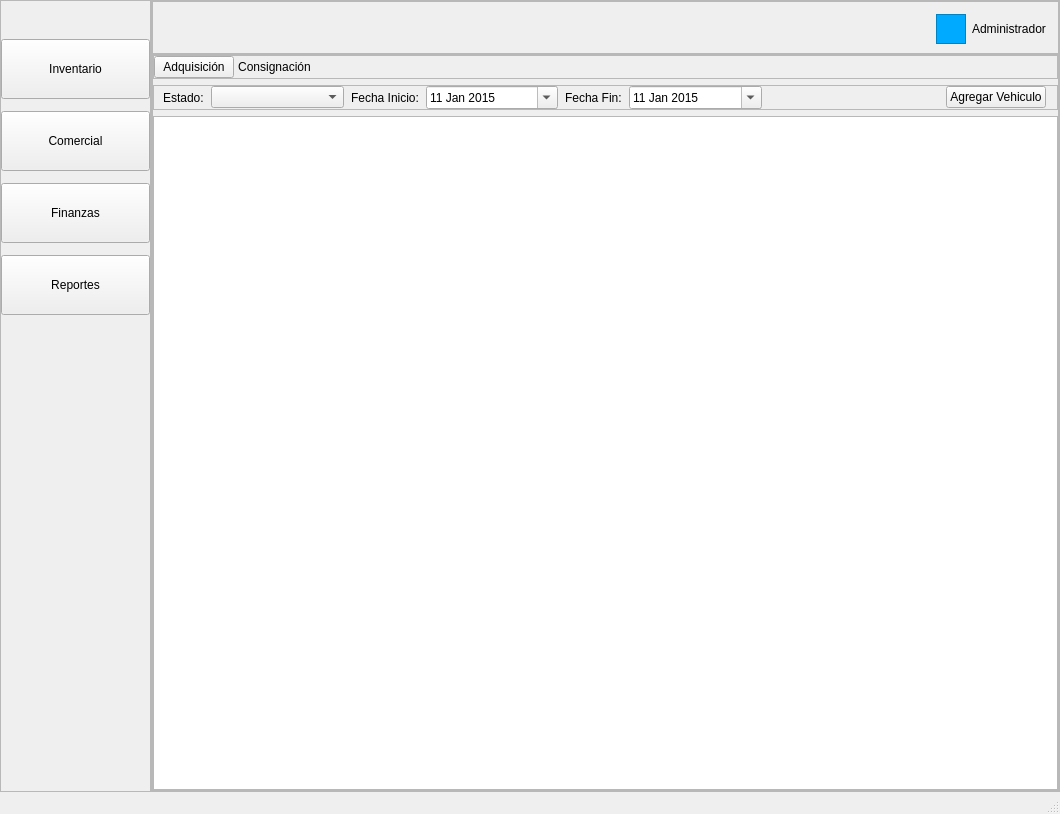
ShibaK7/seminuevos, file ui/mainwindow.ui: the form before one commit.
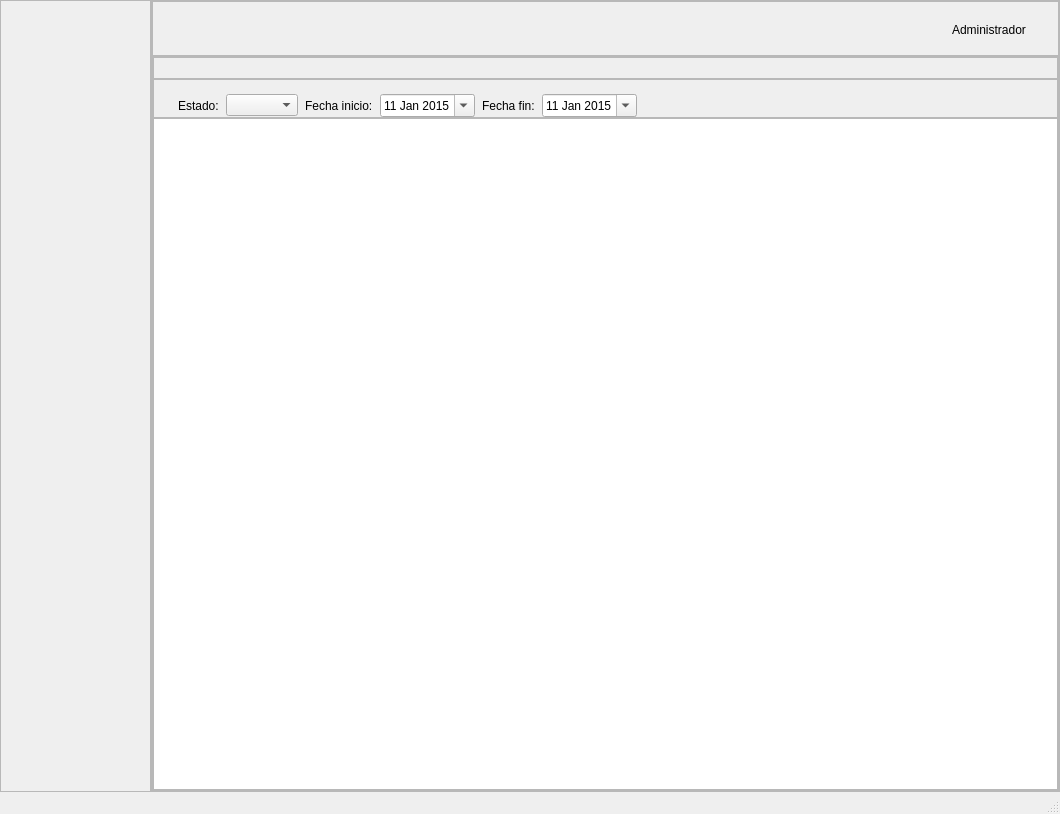
The form after the commit. Icons and pictures are not drawn. Custom widgets are drawn as their Qt base class.

```diff
--- a/ui/mainwindow.ui
+++ b/ui/mainwindow.ui
@@ -65,7 +65,14 @@
       <property name="class" stdset="0">
        <string>side-bar</string>
       </property>
-      <layout class="QVBoxLayout" name="verticalLayout_2" stretch="0,0,0,0,0,4">
+      <!-- Sin atributo `stretch`: los cuatro renglones del menú los inserta
+           MainWindow::buildSidebarMenu() en tiempo de ejecución, y los factores
+           de estiramiento del .ui se fijan por ÍNDICE durante setupUi(). Al
+           insertar widgets después, los índices se corren y el estiramiento
+           acabaría aplicado al renglón equivocado: el primer módulo se
+           comería el espacio libre en vez del espaciador. El espaciador final
+           es Expanding, así que empuja el menú hacia arriba por sí solo. -->
+      <layout class="QVBoxLayout" name="verticalLayout_2">
        <property name="spacing">
         <number>12</number>
        </property>
@@ -85,17 +92,33 @@
         <number>12</number>
        </property>
        <item>
-        <widget class="QLabel" name="label_6">
+        <widget class="AspectRatioImageLabel" name="logoLabel">
          <property name="sizePolicy">
           <sizepolicy hsizetype="Ignored" vsizetype="Fixed">
            <horstretch>0</horstretch>
            <verstretch>0</verstretch>
           </sizepolicy>
          </property>
+         <!-- Altura fija de 60 px, antes 90. El logo es de 625x263 (2.376:1) y
+              con scaledContents se estiraba para llenar la caja completa: a lo
+              ancho de la barra daba casi 2:1, o sea aplastado a lo alto.
+              AspectRatioImageLabel respeta la proporción, así que a 60 px de
+              alto el pixmap sale de 142 px de ancho y queda centrado, con el
+              aire lateral saliendo solo de la diferencia contra el ancho de la
+              barra. El pixmap NO se declara aquí: lo carga MainWindow con
+              setSourcePixmap(), porque la propiedad `pixmap` del Designer
+              llamaría a QLabel::setPixmap y dejaría vacío el original que el
+              componente necesita para reescalar. -->
+         <property name="minimumSize">
+          <size>
+           <width>0</width>
+           <height>60</height>
+          </size>
+         </property>
          <property name="maximumSize">
           <size>
            <width>16777215</width>
-           <height>90</height>
+           <height>60</height>
           </size>
          </property>
          <property name="text">
@@ -112,149 +135,6 @@
          </property>
         </widget>
        </item>
-       <item>
-        <widget class="QPushButton" name="inventoryButton">
-         <property name="minimumSize">
-          <size>
-           <width>0</width>
-           <height>60</height>
-          </size>
-         </property>
-         <property name="contextMenuPolicy">
-          <enum>Qt::ContextMenuPolicy::DefaultContextMenu</enum>
-         </property>
-         <property name="layoutDirection">
-          <enum>Qt::LayoutDirection::LeftToRight</enum>
-         </property>
-         <property name="autoFillBackground">
-          <bool>false</bool>
-         </property>
-         <property name="text">
-          <string>Inventario</string>
-         </property>
-         <property name="icon">
-          <iconset resource="../resources/Resources.qrc">
-           <normaloff>:/icons/car.png</normaloff>:/icons/car.png</iconset>
-         </property>
-         <property name="iconSize">
-          <size>
-           <width>24</width>
-           <height>24</height>
-          </size>
-         </property>
-         <property name="checkable">
-          <bool>true</bool>
-         </property>
-         <property name="checked">
-          <bool>false</bool>
-         </property>
-         <property name="autoExclusive">
-          <bool>true</bool>
-         </property>
-         <property name="autoDefault">
-          <bool>false</bool>
-         </property>
-         <property name="class" stdset="0">
-          <string>menu-bar</string>
-         </property>
-        </widget>
-       </item>
-       <item>
-        <widget class="QPushButton" name="commercialButton">
-         <property name="minimumSize">
-          <size>
-           <width>0</width>
-           <height>60</height>
-          </size>
-         </property>
-         <property name="text">
-          <string>Comercial</string>
-         </property>
-         <property name="icon">
-          <iconset resource="../resources/Resources.qrc">
-           <normaloff>:/icons/dollar.png</normaloff>:/icons/dollar.png</iconset>
-         </property>
-         <property name="iconSize">
-          <size>
-           <width>24</width>
-           <height>24</height>
-          </size>
-         </property>
-         <property name="checkable">
-          <bool>true</bool>
-         </property>
-         <property name="autoExclusive">
-          <bool>true</bool>
-         </property>
-         <property name="class" stdset="0">
-          <string>menu-bar</string>
-         </property>
-        </widget>
-       </item>
-       <item>
-        <widget class="QPushButton" name="financeButton">
-         <property name="minimumSize">
-          <size>
-           <width>0</width>
-           <height>60</height>
-          </size>
-         </property>
-         <property name="text">
-          <string>Finanzas</string>
-         </property>
-         <property name="icon">
-          <iconset resource="../resources/Resources.qrc">
-           <normaloff>:/icons/bank.png</normaloff>:/icons/bank.png</iconset>
-         </property>
-         <property name="iconSize">
-          <size>
-           <width>24</width>
-           <height>24</height>
-          </size>
-         </property>
-         <property name="checkable">
-          <bool>true</bool>
-         </property>
-         <property name="autoExclusive">
-          <bool>true</bool>
-         </property>
-         <property name="class" stdset="0">
-          <string>menu-bar</string>
-         </property>
-        </widget>
-       </item>
-       <item>
-        <widget class="QPushButton" name="reportButton">
-         <property name="minimumSize">
-          <size>
-           <width>0</width>
-           <height>60</height>
-          </size>
-         </property>
-         <property name="text">
-          <string>Reportes</string>
-         </property>
-         <property name="icon">
-          <iconset resource="../resources/Resources.qrc">
-           <normaloff>:/icons/bar-chart.png</normaloff>:/icons/bar-chart.png</iconset>
-         </property>
-         <property name="iconSize">
-          <size>
-           <width>24</width>
-           <height>24</height>
-          </size>
-         </property>
-         <property name="checkable">
-          <bool>true</bool>
-         </property>
-         <property name="autoExclusive">
-          <bool>true</bool>
-         </property>
-         <property name="class" stdset="0">
-          <string>menu-bar</string>
-         </property>
-        </widget>
-       </item>
        <item>
         <spacer name="verticalSpacer">
          <property name="orientation">
@@ -314,7 +194,7 @@
          </property>
          <layout class="QHBoxLayout" name="horizontalLayout_4" stretch="0,0,0">
           <property name="spacing">
-           <number>6</number>
+           <number>10</number>
           </property>
           <property name="sizeConstraint">
            <enum>QLayout::SizeConstraint::SetDefaultConstraint</enum>
@@ -323,7 +203,7 @@
            <number>12</number>
           </property>
           <property name="rightMargin">
-           <number>12</number>
+           <number>32</number>
           </property>
           <item>
            <spacer name="horizontalSpacer_5">
@@ -339,27 +219,33 @@
            </spacer>
           </item>
           <item>
-           <widget class="QFrame" name="frame_8">
+           <!-- Antes era un QFrame con `background-color: rgb(0,170,255)`
+                escrito a mano: un marcador de posición, el cuadro azul.
+
+                El círculo viene dibujado en el PNG y no de un border-radius de
+                QSS, para que no dependa de que la hoja de estilos se aplique
+                (en esta aplicación ya ha fallado en varios sitios) ni de que
+                el alto del widget coincida con el doble del radio, que es lo
+                que dejó cuadrado el botón de agregar vehículo. Se genera con
+                scratchpad/makeavatar.cpp, con su variante @2x. -->
+           <widget class="QLabel" name="avatarLabel">
             <property name="minimumSize">
              <size>
-              <width>30</width>
-              <height>30</height>
+              <width>32</width>
+              <height>32</height>
              </size>
             </property>
             <property name="maximumSize">
              <size>
-              <width>30</width>
-              <height>30</height>
+              <width>32</width>
+              <height>32</height>
              </size>
             </property>
-            <property name="styleSheet">
-             <string notr="true">background-color: rgb(0, 170, 255);</string>
+            <property name="text">
+             <string/>
             </property>
-            <property name="frameShape">
-             <enum>QFrame::Shape::StyledPanel</enum>
-            </property>
-            <property name="frameShadow">
-             <enum>QFrame::Shadow::Raised</enum>
+            <property name="pixmap">
+             <pixmap resource="../resources/Resources.qrc">:/icons/avatar.png</pixmap>
             </property>
            </widget>
           </item>
@@ -414,7 +300,7 @@
             <widget class="QWidget" name="inventoryPage">
              <layout class="QVBoxLayout" name="inventoryPageLayout" stretch="0,0,1">
               <property name="spacing">
-               <number>6</number>
+               <number>0</number>
               </property>
               <property name="leftMargin">
                <number>0</number>
@@ -448,75 +334,31 @@
             <property name="class" stdset="0">
              <string>navBar</string>
             </property>
-            <layout class="QHBoxLayout" name="horizontalLayout_2" stretch="2,2,9">
+            <!-- Sin atributo `stretch`, por lo mismo que verticalLayout_2: las
+                 pestañas las inserta MainWindow::buildNavTabs() en tiempo de
+                 ejecución y los factores del .ui se fijan por ÍNDICE en
+                 setupUi(), así que al insertar se aplicarían al widget
+                 equivocado. El espaciador final es Expanding y ya empuja las
+                 pestañas hacia la izquierda por sí solo. -->
+            <layout class="QHBoxLayout" name="horizontalLayout_2">
+             <!-- Los 24 px de sangría de las pestañas viven aquí y no en la
+                  columna, para que el divisor de abajo pueda ir de orilla a
+                  orilla. spacing 20 separa una pestaña de la otra. -->
              <property name="spacing">
-              <number>0</number>
+              <number>20</number>
              </property>
              <property name="leftMargin">
-              <number>0</number>
+              <number>24</number>
              </property>
              <property name="topMargin">
               <number>0</number>
              </property>
              <property name="rightMargin">
-              <number>0</number>
+              <number>32</number>
              </property>
              <property name="bottomMargin">
               <number>0</number>
              </property>
-             <item>
-              <widget class="QPushButton" name="acquisitionButton">
-               <property name="sizePolicy">
-                <sizepolicy hsizetype="Fixed" vsizetype="Expanding">
-                 <horstretch>0</horstretch>
-                 <verstretch>0</verstretch>
-                </sizepolicy>
-               </property>
-               <property name="autoFillBackground">
-                <bool>false</bool>
-               </property>
-               <property name="text">
-                <string>Adquisición</string>
-               </property>
-               <property name="checkable">
-                <bool>true</bool>
-               </property>
-               <property name="autoExclusive">
-                <bool>true</bool>
-               </property>
-               <property name="flat">
-                <bool>false</bool>
-               </property>
-               <property name="class" stdset="0">
-                <string>navButton</string>
-               </property>
-              </widget>
-             </item>
-             <item>
-              <widget class="QPushButton" name="consignmentButton">
-               <property name="sizePolicy">
-                <sizepolicy hsizetype="Fixed" vsizetype="Minimum">
-                 <horstretch>0</horstretch>
-                 <verstretch>0</verstretch>
-                </sizepolicy>
-               </property>
-               <property name="text">
-                <string>Consignación</string>
-               </property>
-               <property name="checkable">
-                <bool>true</bool>
-               </property>
-               <property name="autoExclusive">
-                <bool>true</bool>
-               </property>
-               <property name="flat">
-                <bool>true</bool>
-               </property>
-               <property name="class" stdset="0">
-                <string>navButton</string>
-               </property>
-              </widget>
-             </item>
              <item>
               <spacer name="horizontalSpacer">
                <property name="orientation">
@@ -541,15 +383,35 @@
             <property name="frameShadow">
              <enum>QFrame::Shadow::Raised</enum>
             </property>
-            <layout class="QHBoxLayout" name="horizontalLayout_3" stretch="0,3,0,3,0,3,4,0">
+            <!-- stretch: antes "0,3,0,3,0,3,4,0". El 3 de cada control hacía que
+                 el combo y los dos campos de fecha se repartieran el ancho
+                 sobrante de la ventana: en pantalla grande quedaban enormes y
+                 en pantalla chica, diminutos. Ahora TODO el sobrante se lo lleva
+                 el espaciador (índice 6), así que los controles conservan su
+                 tamaño natural (el min-width del QSS) sea cual sea la ventana, y
+                 el botón se queda pegado a la derecha. -->
+            <!-- Siete items: el botón "Agregar Vehículo" ya no está aquí, lo
+                 agrega MainWindow al final (OutlineButton recibe el título por
+                 constructor y el Designer no sabe instanciarlo). Al añadirse
+                 después queda en el índice 7, sin factor de estiramiento, que
+                 es justo lo que necesita. -->
+            <layout class="QHBoxLayout" name="horizontalLayout_3" stretch="0,0,0,0,0,0,1">
+             <!-- Sangría de 24 px por su cuenta, igual que la fila de pestañas:
+                  la columna que las contiene ya no la aporta, para no
+                  arrastrar al divisor. topMargin 14 (antes 0) es el aire entre
+                  el divisor y los filtros; con la columna en spacing 0, sin
+                  esto los controles quedarían pegados a la línea. -->
              <property name="spacing">
               <number>7</number>
              </property>
+             <property name="leftMargin">
+              <number>24</number>
+             </property>
              <property name="topMargin">
-              <number>0</number>
+              <number>14</number>
              </property>
              <property name="rightMargin">
-              <number>11</number>
+              <number>32</number>
              </property>
              <property name="bottomMargin">
               <number>0</number>
@@ -587,7 +449,7 @@
              <item>
               <widget class="QLabel" name="label_3">
                <property name="text">
-                <string>Fecha Inicio:</string>
+                <string>Fecha inicio:</string>
                </property>
               </widget>
              </item>
@@ -617,7 +479,7 @@
              <item>
               <widget class="QLabel" name="label_4">
                <property name="text">
-                <string>Fecha Fin:</string>
+                <string>Fecha fin:</string>
                </property>
               </widget>
              </item>
@@ -654,29 +516,6 @@
                </property>
               </spacer>
              </item>
-             <item>
-              <widget class="QPushButton" name="addVehicleButton">
-               <property name="minimumSize">
-                <size>
-                 <width>0</width>
-                 <height>0</height>
-                </size>
-               </property>
-               <property name="styleSheet">
-                <string notr="true"/>
-               </property>
-               <property name="text">
-                <string>Agregar Vehiculo</string>
-               </property>
-               <property name="icon">
-                <iconset resource="../resources/Resources.qrc">
-                 <normaloff>:/icons/plus.png</normaloff>:/icons/plus.png</iconset>
-               </property>
-               <property name="class" stdset="0">
-                <string>primary</string>
-               </property>
-              </widget>
-             </item>
             </layout>
            </widget>
           </item>
@@ -717,6 +556,13 @@
   </widget>
   <widget class="QStatusBar" name="statusbar"/>
  </widget>
+ <customwidgets>
+  <customwidget>
+   <class>AspectRatioImageLabel</class>
+   <extends>QLabel</extends>
+   <header>vehiclewizard/components/aspectratioimagelabel.h</header>
+  </customwidget>
+ </customwidgets>
  <resources>
   <include location="../resources/Resources.qrc"/>
  </resources>
```
Left out of the diff: 26 changed lines with no effect on the pictures.
